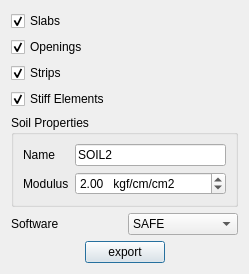
ebrahimraeyat/OSAFE, file safe/punch/Resources/ui/safe_panel.ui: the form before one commit.
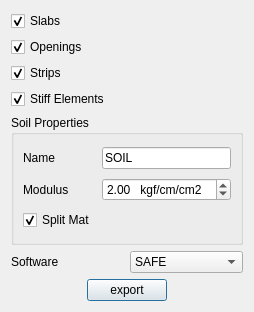
The form after the commit.

Commit message: adding split options in export to safe

What changed in the file:
```diff
--- a/safe/punch/Resources/ui/safe_panel.ui
+++ b/safe/punch/Resources/ui/safe_panel.ui
@@ -7,7 +7,7 @@
     <x>0</x>
     <y>0</y>
     <width>249</width>
-    <height>265</height>
+    <height>312</height>
    </rect>
   </property>
   <property name="windowTitle">
@@ -60,6 +60,13 @@
       <string>Soil Properties</string>
      </property>
      <layout class="QGridLayout" name="gridLayout">
+      <item row="0" column="1">
+       <widget class="QLineEdit" name="soil_name">
+        <property name="text">
+         <string>SOIL</string>
+        </property>
+       </widget>
+      </item>
       <item row="0" column="0">
        <widget class="QLabel" name="label_2">
         <property name="text">
@@ -67,13 +74,6 @@
         </property>
        </widget>
       </item>
-      <item row="0" column="1">
-       <widget class="QLineEdit" name="soil_name">
-        <property name="text">
-         <string>SOIL2</string>
-        </property>
-       </widget>
-      </item>
       <item row="1" column="0">
        <widget class="QLabel" name="label_3">
         <property name="text">
@@ -106,6 +106,19 @@
         </property>
        </widget>
       </item>
+      <item row="2" column="0">
+       <widget class="QCheckBox" name="split">
+        <property name="toolTip">
+         <string>Split mat foundation to 3 Area</string>
+        </property>
+        <property name="text">
+         <string>Split Mat</string>
+        </property>
+        <property name="checked">
+         <bool>true</bool>
+        </property>
+       </widget>
+      </item>
      </layout>
     </widget>
    </item>
```
The commit also changes 1 other file.
